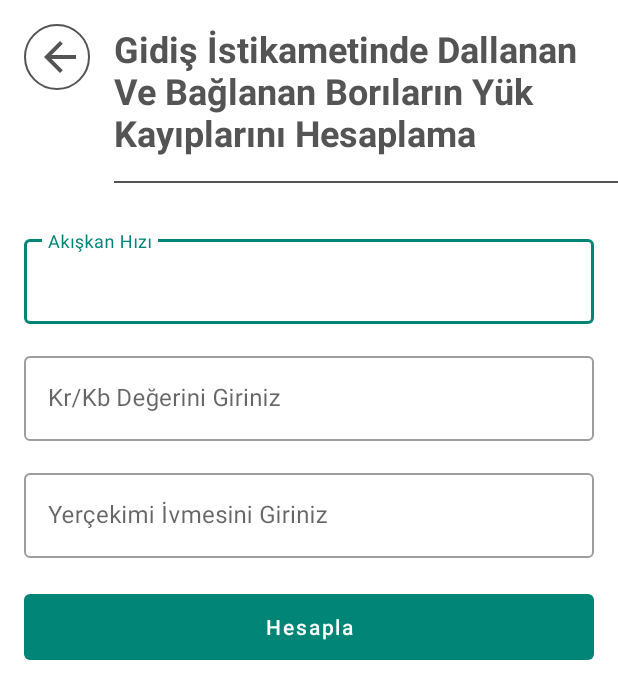
After one commit to nuriefeoglu/MbuProject, an Android app: the BranchingAndConnectionCurrentActivity screen opened directly, with no data from a screen before it, on a phone screen of 412 x 824 dp. The commit adds this screen. Shown: the top 699 px of the screen. Run offline under Robolectric (Android 15) with nearby library versions, the phone set to English and light mode, and no system bars; our stand-ins replace ButterKnife.

Commit message:
add branchingAndConnectionCurrentActivity

```diff
--- a/app/src/main/AndroidManifest.xml
+++ b/app/src/main/AndroidManifest.xml
@@ -11,7 +11,8 @@
         android:supportsRtl="true"
         android:theme="@style/AppTheme"
         tools:ignore="AllowBackup,GoogleAppIndexingWarning">
-        <activity android:name=".circularroutescalculateofloadloseshard.CircularRoutesCalculateOfLoadLosesHardActivity"></activity>
+        <activity android:name=".branchingandconnectioncurrent.BranchingAndConnectionCurrentActivity"></activity>
+        <activity android:name=".circularroutescalculateofloadloseshard.CircularRoutesCalculateOfLoadLosesHardActivity" />
         <activity android:name=".circularroutescalculateofchargeloadsoft.CircularRoutesCalculateOfChargeLoadSoftActivity" />
         <activity android:name=".calculateofloadloses.CalculateOfLoadLosesActivity" />
         <activity
--- /dev/null
+++ b/app/src/main/java/com/nuriefeoglu/mbuproject/branchingandconnectioncurrent/BranchingAndConnectionCurrentActivity.java
@@ -0,0 +1,78 @@
+package com.nuriefeoglu.mbuproject.branchingandconnectioncurrent;
+
+import android.widget.TextView;
+
+import com.google.android.material.button.MaterialButton;
+import com.google.android.material.textfield.TextInputEditText;
+import com.nuriefeoglu.mbuproject.R;
+import com.nuriefeoglu.mbuproject.base.BaseActivity;
+
+import butterknife.BindView;
+
+public class BranchingAndConnectionCurrentActivity extends BaseActivity implements BranchingAndConnectionCurrentPresenter.IView {
+
+    @BindView(R.id.edt_akiskan_hizi)
+    TextInputEditText edtAkiskanHizi;
+    @BindView(R.id.edt_k_degeri)
+    TextInputEditText edtKDegeri;
+    @BindView(R.id.edt_yercekimi_ivmesi)
+    TextInputEditText edtYercekimiIvmesi;
+
+    @BindView(R.id.btn_hesapla)
+    MaterialButton btnHesapla;
+    @BindView(R.id.txt_sonuc)
+    TextView txtSonuc;
+
+    private BranchingAndConnectionCurrentPresenter presenter;
+
+    @Override
+    protected void viewDidLoad() {
+
+        presenter = new BranchingAndConnectionCurrentPresenter(this);
+        btnHesapla.setOnClickListener(v -> {
+            //noinspection ConstantConditions
+            presenter.validate(edtAkiskanHizi.getText().toString(),
+                    edtKDegeri.getText().toString(),
+                    edtYercekimiIvmesi.getText().toString());
+        });
+
+    }
+
+    @Override
+    protected int layoutRes() {
+        return R.layout.activity_branching_and_connection_current;
+    }
+
+    @Override
+    public String setHeaderText() {
+        return getStringResource(R.string.branching_and_connection_current);
+    }
+
+    @Override
+    public void setError() {
+
+        showToast(getStringResource(R.string.empty_field));
+
+    }
+
+    @Override
+    public void setResult(String result) {
+
+        txtSonuc.setText(String.format("Sonuc : %s", result));
+
+    }
+
+    @Override
+    public void setButtonEnabled() {
+
+        btnHesapla.setEnabled(true);
+
+    }
+
+    @Override
+    public void setButtonDisabled() {
+
+        btnHesapla.setEnabled(false);
+
+    }
+}
--- /dev/null
+++ b/app/src/main/java/com/nuriefeoglu/mbuproject/branchingandconnectioncurrent/BranchingAndConnectionCurrentPresenter.java
@@ -0,0 +1,57 @@
+package com.nuriefeoglu.mbuproject.branchingandconnectioncurrent;
+
+import com.nuriefeoglu.mbuproject.Formulas;
+import com.nuriefeoglu.mbuproject.base.IView;
+
+import java.util.ArrayList;
+import java.util.List;
+
+public class BranchingAndConnectionCurrentPresenter {
+
+    private IView view;
+    private List<Double> pipeArr = new ArrayList<>();
+
+    BranchingAndConnectionCurrentPresenter(IView view){
+        this.view = view;
+    }
+
+    private void calculate(){
+
+        try {
+            Double result;
+            result = Formulas.branchingAndConnectionCurrent(pipeArr.get(0),pipeArr.get(1),pipeArr.get(2));
+            view.setResult(result.toString());
+            view.setButtonEnabled();
+        } catch (ArrayIndexOutOfBoundsException e){
+            e.printStackTrace();
+        }
+    }
+
+    void validate(String... pipes){
+        pipeArr.clear();
+        view.setButtonDisabled();
+        for (String pipe : pipes){
+            if (pipe.isEmpty() || pipe.matches("")){
+                view.setError();
+                pipeArr.clear();
+                view.setButtonEnabled();
+                return;
+            } else {
+                pipeArr.add(Double.parseDouble(pipe));
+            }
+        }
+        calculate();
+    }
+
+    interface IView {
+        void setError();
+
+        void setResult(String result);
+
+        void setButtonEnabled();
+
+        void setButtonDisabled();
+
+    }
+
+}
--- a/app/src/main/java/com/nuriefeoglu/mbuproject/circularroutescalculateofloadloseshard/CircularRoutesCalculateOfLoadLosesHardPresenter.java
+++ b/app/src/main/java/com/nuriefeoglu/mbuproject/circularroutescalculateofloadloseshard/CircularRoutesCalculateOfLoadLosesHardPresenter.java
@@ -30,9 +30,10 @@ public class CircularRoutesCalculateOfLoadLosesHardPresenter {
     }
 
     void validate(String... pipes) {
+        pipesArr.clear();
         view.setButtonDisabled();
         for (String pipe : pipes) {
-            if (pipe.isEmpty() && pipe.matches("")) {
+            if (pipe.isEmpty() || pipe.matches("")) {
                 view.setError();
                 pipesArr.clear();
                 view.setButtonEnabled();
--- a/app/src/main/java/com/nuriefeoglu/mbuproject/home/MainActivity.java
+++ b/app/src/main/java/com/nuriefeoglu/mbuproject/home/MainActivity.java
@@ -5,6 +5,7 @@ import android.content.Intent;
 import com.google.android.material.button.MaterialButton;
 import com.nuriefeoglu.mbuproject.R;
 import com.nuriefeoglu.mbuproject.base.BaseActivity;
+import com.nuriefeoglu.mbuproject.branchingandconnectioncurrent.BranchingAndConnectionCurrentActivity;
 import com.nuriefeoglu.mbuproject.calculateEconomicDiameterOfThePipe.CalculateEconomicDiameterOfThePipeActivity;
 import com.nuriefeoglu.mbuproject.calculateofloadloses.CalculateOfLoadLosesActivity;
 import com.nuriefeoglu.mbuproject.circularroutescalculateofchargeloadsoft.CircularRoutesCalculateOfChargeLoadSoftActivity;
@@ -39,6 +40,8 @@ public class MainActivity extends BaseActivity implements MainActivityPresenter.
     MaterialButton btnCircularRoutesCalculateOfChargeLoadSoft;
     @BindView(R.id.btnCircularRoutesCalculateOfChargeLoadHard)
     MaterialButton btnCircularRoutesCalculateOfChargeLoadHard;
+    @BindView(R.id.btnBranchingAndConnectionCurrent)
+    MaterialButton btnBranchingAndConnectionCurrent;
 
 
     private MainActivityPresenter presenter;
@@ -62,6 +65,8 @@ public class MainActivity extends BaseActivity implements MainActivityPresenter.
 
         btnCircularRoutesCalculateOfChargeLoadHard.setOnClickListener(v -> presenter.navigate(CircularRoutesCalculateOfLoadLosesHardActivity.class));
 
+        btnBranchingAndConnectionCurrent.setOnClickListener(v -> presenter.navigate(BranchingAndConnectionCurrentActivity.class));
+
     }
 
     @Override
--- /dev/null
+++ b/app/src/main/res/layout/activity_branching_and_connection_current.xml
@@ -0,0 +1,116 @@
+<?xml version="1.0" encoding="utf-8"?>
+<ScrollView xmlns:android="http://schemas.android.com/apk/res/android"
+    xmlns:app="http://schemas.android.com/apk/res-auto"
+    xmlns:tools="http://schemas.android.com/tools"
+    android:layout_width="match_parent"
+    android:layout_height="match_parent"
+    tools:context=".branchingandconnectioncurrent.BranchingAndConnectionCurrentActivity">
+
+    <LinearLayout
+        android:layout_width="match_parent"
+        android:layout_height="wrap_content"
+        android:orientation="vertical">
+
+        <include
+            android:id="@+id/incHeader"
+            layout="@layout/header" />
+
+        <LinearLayout
+            android:layout_width="match_parent"
+            android:layout_height="wrap_content"
+            android:orientation="vertical"
+            android:layout_marginStart="16dp"
+            android:layout_marginEnd="16dp"
+            android:layout_marginTop="16dp"
+            >
+
+            <com.google.android.material.textfield.TextInputLayout
+                style="@style/Widget.MaterialComponents.TextInputLayout.OutlinedBox"
+                android:layout_width="match_parent"
+                android:layout_height="wrap_content"
+                android:hint="@string/akiskan_hizi_input"
+                >
+
+                <com.google.android.material.textfield.TextInputEditText
+                    android:layout_width="match_parent"
+                    android:layout_height="wrap_content"
+                    android:maxLines="1"
+                    android:inputType="number|numberDecimal"
+                    android:id="@+id/edt_akiskan_hizi"
+
+
+                    />
+
+            </com.google.android.material.textfield.TextInputLayout>
+
+            <com.google.android.material.textfield.TextInputLayout
+                style="@style/Widget.MaterialComponents.TextInputLayout.OutlinedBox"
+                android:layout_width="match_parent"
+                android:layout_height="wrap_content"
+                android:layout_marginTop="@dimen/input_margin_top"
+                android:hint="@string/input_kr_kb"
+                >
+
+                <com.google.android.material.textfield.TextInputEditText
+                    android:layout_width="match_parent"
+                    android:layout_height="wrap_content"
+                    android:maxLines="1"
+                    android:inputType="number|numberDecimal"
+                    android:id="@+id/edt_k_degeri"
+
+
+                    />
+
+            </com.google.android.material.textfield.TextInputLayout>
+
+            <com.google.android.material.textfield.TextInputLayout
+                style="@style/Widget.MaterialComponents.TextInputLayout.OutlinedBox"
+                android:layout_width="match_parent"
+                android:layout_height="wrap_content"
+                android:layout_marginTop="@dimen/input_margin_top"
+                android:hint="@string/yercekimi_ivmesi"
+                >
+
+                <com.google.android.material.textfield.TextInputEditText
+                    android:layout_width="match_parent"
+                    android:layout_height="wrap_content"
+                    android:maxLines="1"
+                    android:inputType="number|numberDecimal"
+                    android:id="@+id/edt_yercekimi_ivmesi"
+
+
+                    />
+
+            </com.google.android.material.textfield.TextInputLayout>
+
+
+            <com.google.android.material.button.MaterialButton
+                android:layout_width="match_parent"
+                android:layout_height="44dp"
+                android:insetTop="0dp"
+                android:insetLeft="0dp"
+                android:insetRight="0dp"
+                android:insetBottom="0dp"
+                android:layout_marginTop="@dimen/button_margin_top"
+                android:textAllCaps="false"
+                android:text="@string/calculate"
+                android:id="@+id/btn_hesapla"
+                android:stateListAnimator="@null"
+                />
+
+            <TextView
+                android:layout_width="match_parent"
+                android:layout_height="match_parent"
+                android:textSize="24sp"
+                android:textColor="#323232"
+                android:layout_gravity="center"
+                android:gravity="center"
+                android:textStyle="bold"
+                android:id="@+id/txt_sonuc"
+                />
+
+        </LinearLayout>
+
+    </LinearLayout>
+
+</ScrollView>
--- a/app/src/main/res/values/strings.xml
+++ b/app/src/main/res/values/strings.xml
@@ -21,4 +21,6 @@
     <string name="aci_degeri_input">Açı Değerini Giriniz</string>
     <string name="kivrim_yaricap">Kıvrımın Yarıçapını Giriniz</string>
     <string name="circular_routes_calculate_of_charge_load_hard">Keskin Dönüşlü Yük Kaybı Hesaplama</string>
+    <string name="branching_and_connection_current">Gidiş İstikametinde Dallanan Ve Bağlanan Borıların Yük Kayıplarını Hesaplama</string>
+    <string name="input_kr_kb">Kr/Kb Değerini Giriniz</string>
 </resources>
```
Also changed, not shown: app/src/main/res/layout/activity_main.xml (+13 -0 lines).
